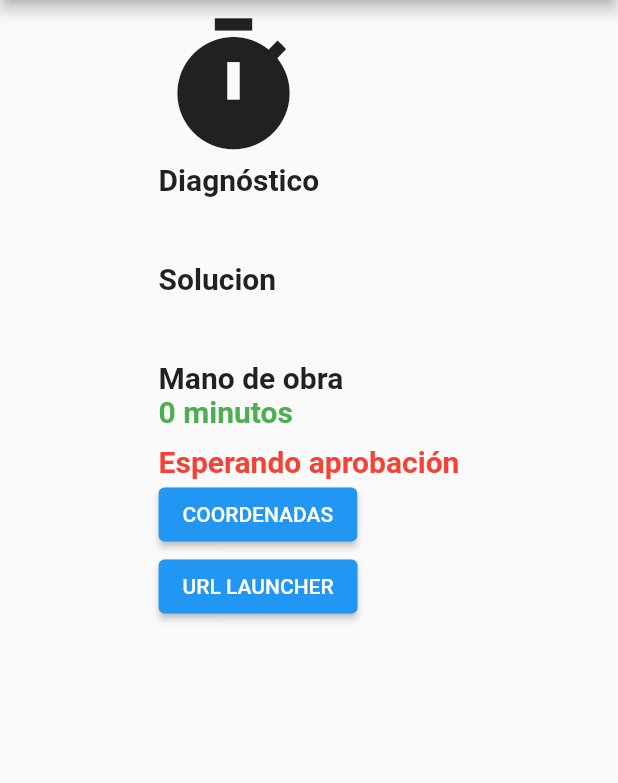
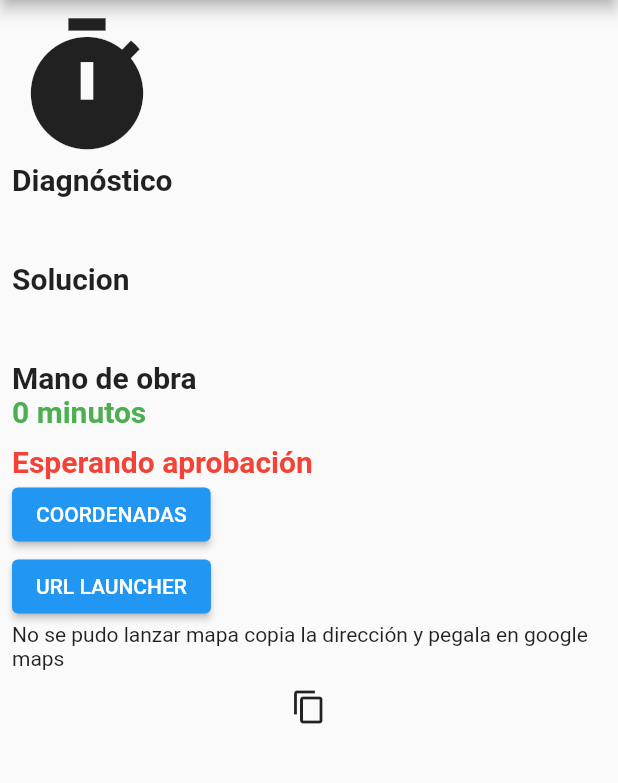
Before and after one commit to BansheeJoe1098/grupolias, a Flutter app: the AprobacionCotizacion screen opened directly with empty values, after a tap on "URL LAUNCHER", on a phone screen of 412 x 824 dp, the part 120-903 px from its top. Run offline on Flutter 3.47's test engine with Material 2 defaults, Android fonts, the phone set to English and light mode, and no system bars; our stand-ins replace dio, flutter_secure_storage, get, image_picker, location; missing offline and left inert: easy_pdf_viewer, map_launcher, syncfusion_flutter_signaturepad; accounts and stored records are empty; network calls fail.

Commit message:
Mapa ya jala al 100

```diff
--- a/lib/Cotizaciones/controller/aprobacion-cotizacion.controller.dart
+++ b/lib/Cotizaciones/controller/aprobacion-cotizacion.controller.dart
@@ -3,12 +3,18 @@
 import 'package:get/get.dart';
 import 'package:grupolias/Cotizaciones/model/cotizacion.model.dart';
 import 'package:grupolias/Cotizaciones/service/cotizaciones.service.dart';
+import 'package:url_launcher/url_launcher.dart';
+
+import '../service/gps.service.dart';
 
 class AprobacionCotizacionController extends GetxController {
   Rx<Cotizacion> cotizacion = Cotizacion().obs;
   //Tiempo transcurrido
   Rx<String> tiempoTranscurridoMsg = '0 mintos'.obs;
   Rx<int> minutos = 0.obs;
+  var sePuedeAbrirMapa = false.obs;
+
+  var urlMapa = "".obs;
 
   void calculoTiempoTranscurrido() async {
     int mins =
@@ -36,4 +42,30 @@
       print(e);
     }
   }
+
+  void lanzarMapa() async {
+    // Uri googleUrl =
+    //     Uri.parse('google.navigation:q=Tec+de+morelia&avoid=t');
+
+    GPS.setPermisoGPS();
+    var ubicacion = await GPS.getUbicacionActual();
+
+    urlMapa.value =
+        'https://www.google.com/maps/dir/${ubicacion.latitude},${ubicacion.longitude}/Instituto+Tecnologico+de+Morelia';
+
+    Uri googleUrl = Uri.parse(urlMapa.value);
+
+    sePuedeAbrirMapa.value = await canLaunchUrl(googleUrl);
+    if (sePuedeAbrirMapa.value) {
+      sePuedeAbrirMapa.value = true;
+      await launchUrl(
+        googleUrl,
+        mode: LaunchMode.externalNonBrowserApplication,
+      );
+    } else {
+      sePuedeAbrirMapa.value = false;
+      // ignore: avoid_print
+      print('Could not open the map.');
+    }
+  }
 }
--- a/lib/Cotizaciones/ui/screens/aprobacion-cotizacion.screen.dart
+++ b/lib/Cotizaciones/ui/screens/aprobacion-cotizacion.screen.dart
@@ -1,4 +1,5 @@
 import 'package:flutter/material.dart';
+import 'package:flutter/services.dart';
 import 'package:get/get.dart';
 import 'package:grupolias/Cotizaciones/controller/aprobacion-cotizacion.controller.dart';
 import 'package:grupolias/Cotizaciones/model/cotizacion.model.dart';
@@ -161,31 +162,42 @@
                   child: const Text("COORDENADAS"),
                 ),
                 ElevatedButton(
-                  onPressed: () async {
-                    // Uri googleUrl =
-                    //     Uri.parse('google.navigation:q=Tec+de+morelia&avoid=t');
-
-                    GPS.setPermisoGPS();
-                    var ubicacion = await GPS.getUbicacionActual();
-
-                    print(ubicacion.longitude);
-                    print(ubicacion.latitude);
-
-                    Uri googleUrl = Uri.parse(
-                        'https://www.google.com/maps/dir/${ubicacion.latitude},${ubicacion.longitude}/Instituto+Tecnologico+de+Morelia');
-
-                    print(await canLaunchUrl(googleUrl));
-                    if (await canLaunchUrl(googleUrl)) {
-                      await launchUrl(
-                        googleUrl,
-                        mode: LaunchMode.externalApplication,
-                      );
-                    } else {
-                      throw 'Could not open the map.';
-                    }
-                  },
+                  onPressed: () => controller.lanzarMapa(),
                   child: const Text("URL LAUNCHER"),
                 ),
+                //Si no se puede abrir el mapa, se despliega el botón con la URL
+                //del mapa origen y destino
+                Obx(
+                  (() => controller.sePuedeAbrirMapa.value
+                      ? const Text("Se lanzo mapa")
+                      : Column(
+                          children: [
+                            const SelectableText(
+                                "No se pudo lanzar mapa copia la dirección y pegala en google maps"),
+                            IconButton(
+                              onPressed: () {
+                                Clipboard.setData(
+                                  ClipboardData(
+                                    text: controller.urlMapa.value,
+                                  ),
+                                ).then((value) async {
+                                  ClipboardData? d = await Clipboard.getData(
+                                      Clipboard.kTextPlain);
+                                  print(d?.text);
+
+                                  Get.snackbar(
+                                    "Direccion copiada",
+                                    "Use la app de google maps para abrirla",
+                                    snackPosition: SnackPosition.BOTTOM,
+                                    duration: const Duration(seconds: 5),
+                                  );
+                                });
+                              },
+                              icon: const Icon(Icons.copy),
+                            )
+                          ],
+                        )),
+                )
               ],
             ),
           ),
```
Also changed, not shown: 1 other file.
